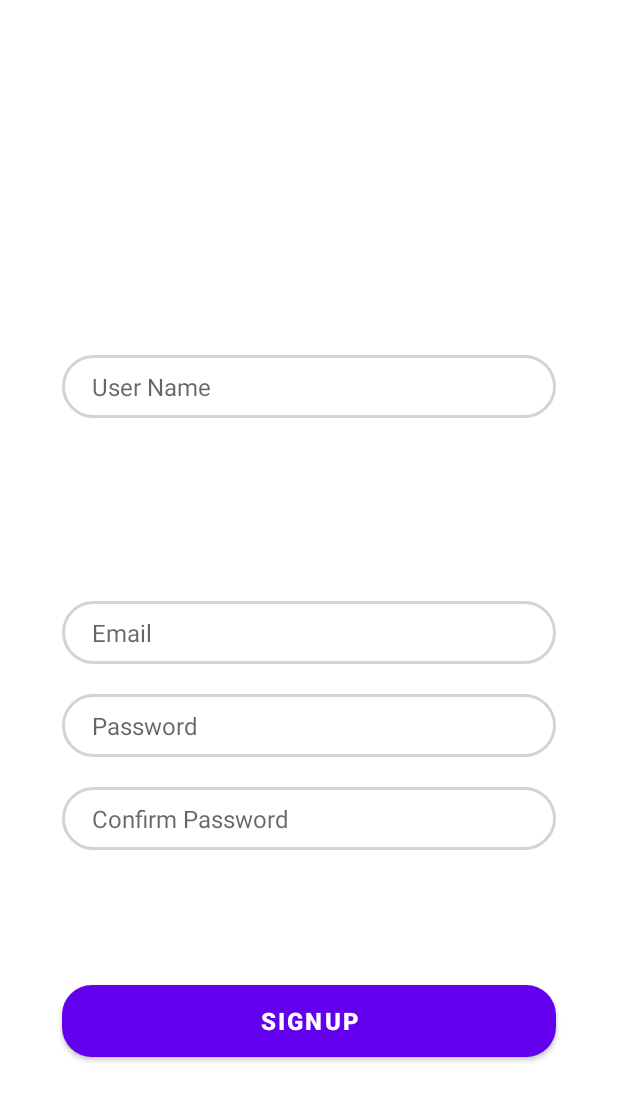
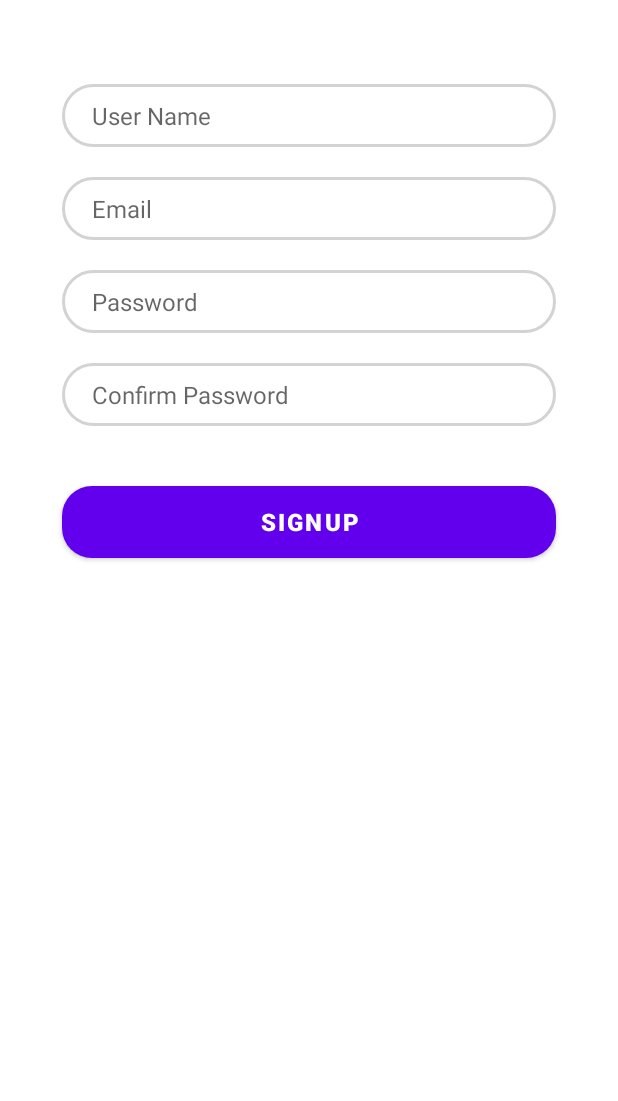
Before and after one commit to Levi-Opunga/the_watchlist, an Android app: the layout signup_tab_fragment.xml on its own in the app's theme, with its tools: preview values and no code run, on a phone screen of 412 x 824 dp. Shown: the top 1101 px of the screen. Run offline under Robolectric (Android 15) with nearby library versions, the phone set to English and light mode, and no system bars.

Commit message:
Resolving animation issues

```diff
--- a/app/build.gradle
+++ b/app/build.gradle
@@ -45,7 +45,8 @@ dependencies {
 
     implementation 'com.cuberto:liquid-swipe:1.0.0'
 
-    implementation 'org.jetbrains.kotlin:kotlin-stdlib:1.6.21'
+    final def var = implementation 'org.jetbrains.kotlin:kotlin-stdlib:1.6.21'
+    var
     implementation 'androidx.core:core:1.8.0'
     implementation 'androidx.core:core-ktx:1.8.0'
 }
--- a/app/src/main/java/com/example/the_watchlist/SignupTabFragment.java
+++ b/app/src/main/java/com/example/the_watchlist/SignupTabFragment.java
@@ -12,7 +12,6 @@ public class SignupTabFragment extends Fragment {
     @Override
     public View onCreateView(LayoutInflater inflater, ViewGroup container, Bundle savedInstanceState) {
         ViewGroup root = (ViewGroup) inflater.inflate(R.layout.signup_tab_fragment, container, false);
-
         return root;
     }
 }
--- a/app/src/main/java/com/example/the_watchlist/SplashScreenActivity.java
+++ b/app/src/main/java/com/example/the_watchlist/SplashScreenActivity.java
@@ -38,8 +38,8 @@ public class SplashScreenActivity extends AppCompatActivity {
         viewPager.setAdapter(pagerAdapter);
 
 
-        splashImg.animate().translationY(-1800).setDuration(1000).setStartDelay(4000);
-        appName.animate().translationY(1400).setDuration(1000).setStartDelay(4000);
+        splashImg.animate().translationY(-4000).setDuration(1000).setStartDelay(4000);
+        appName.animate().translationY(4000).setDuration(1000).setStartDelay(4000);
         lottieAnimationView.animate().translationY(1400).setDuration(1000).setStartDelay(4000);
 
     }
--- a/app/src/main/res/layout/signup_tab_fragment.xml
+++ b/app/src/main/res/layout/signup_tab_fragment.xml
@@ -8,39 +8,35 @@
         android:id="@+id/username"
         android:layout_width="0dp"
         android:layout_height="wrap_content"
+        android:layout_marginTop="56dp"
         android:background="@drawable/edit_text_bg"
         android:hint="User Name"
         android:paddingLeft="20dp"
         android:paddingTop="10dp"
         android:paddingBottom="10dp"
         android:textSize="16sp"
-        app:layout_constraintBottom_toTopOf="@id/signemail"
         app:layout_constraintEnd_toEndOf="parent"
-        app:layout_constraintHorizontal_bias=".5"
         app:layout_constraintStart_toStartOf="parent"
         app:layout_constraintTop_toTopOf="parent"
-        app:layout_constraintVertical_bias=".7"
-        android:layout_marginBottom="20dp"
         app:layout_constraintWidth_percent=".8" />
 
     <EditText
         android:id="@+id/signemail"
         android:layout_width="0dp"
         android:layout_height="wrap_content"
+        android:layout_marginTop="20dp"
         android:background="@drawable/edit_text_bg"
         android:hint="Email"
-        android:textSize="16sp"
         android:paddingLeft="20dp"
         android:paddingTop="10dp"
         android:paddingBottom="10dp"
+        android:textSize="16sp"
         app:layout_constraintBottom_toBottomOf="parent"
         app:layout_constraintEnd_toEndOf="parent"
         app:layout_constraintStart_toStartOf="parent"
-        app:layout_constraintTop_toTopOf="@id/username"
-        app:layout_constraintVertical_bias=".3"
-        app:layout_constraintWidth_percent=".8"
-        app:layout_constraintHorizontal_bias=".5"
-        />
+        app:layout_constraintTop_toBottomOf="@+id/username"
+        app:layout_constraintVertical_bias="0.0"
+        app:layout_constraintWidth_percent=".8" />
 
     <EditText
         android:id="@+id/password"
@@ -83,6 +79,7 @@
     <Button
         android:layout_width="0dp"
         android:layout_height="wrap_content"
+        android:layout_marginTop="40dp"
         android:background="@drawable/button_bg"
         android:text="Signup"
         android:textSize="16sp"
@@ -91,7 +88,7 @@
         app:layout_constraintEnd_toEndOf="parent"
         app:layout_constraintStart_toStartOf="parent"
         app:layout_constraintTop_toBottomOf="@+id/confirmpass"
-        app:layout_constraintVertical_bias="0.429"
+        app:layout_constraintVertical_bias="0.0"
         app:layout_constraintWidth_percent=".8" />
 
 
--- a/build.gradle
+++ b/build.gradle
@@ -7,7 +7,7 @@ plugins {
 allprojects {
     repositories {
         google()
-        jcenter()
+        mavenCentral()
         def githubProperties = new Properties()
         githubProperties.load(new FileInputStream(rootProject.file("github.properties")))
         repositories {
```
Also changed, not shown: app/src/main/java/com/example/the_watchlist/LogInActivity.java (+16 -0 lines), 1 other file.
